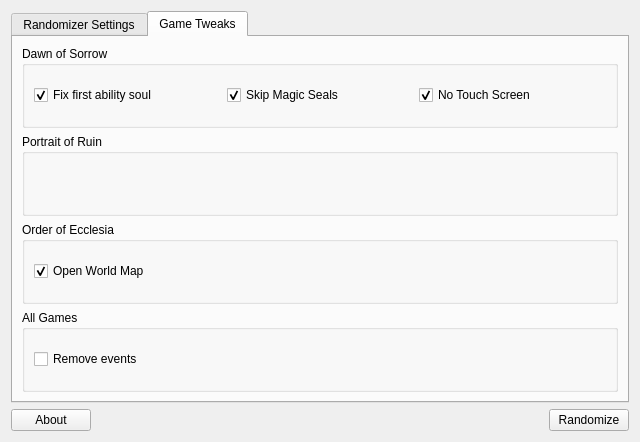
First picture: the form in randomizer.ui, repository LagoLunatic/dsvrandom, before the edit.
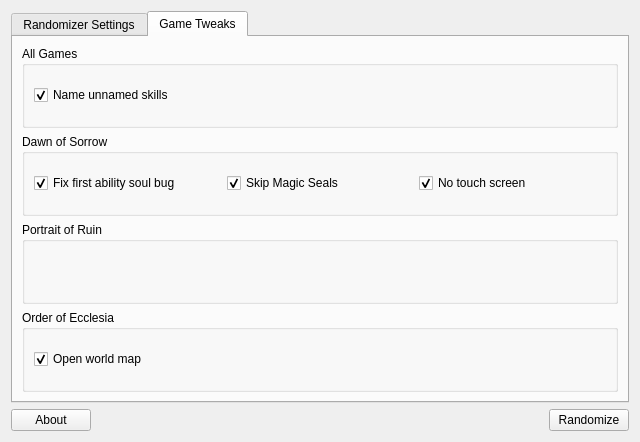
Second picture: the form after the edit. The open tabs and pages were chosen to show the change. Icons and pictures are not drawn.

Commit message: Add option to fix unnamed skills, remove "remove events" option

Patch:
```diff
--- a/randomizer.ui
+++ b/randomizer.ui
@@ -217,6 +217,25 @@
        <string>Game Tweaks</string>
       </attribute>
       <layout class="QVBoxLayout" name="verticalLayout_4">
+       <item>
+        <widget class="QGroupBox" name="groupBox_4">
+         <property name="title">
+          <string>All Games</string>
+         </property>
+         <layout class="QHBoxLayout" name="horizontalLayout_10">
+          <item>
+           <widget class="QCheckBox" name="name_unnamed_skills">
+            <property name="text">
+             <string>Name unnamed skills</string>
+            </property>
+            <property name="checked">
+             <bool>true</bool>
+            </property>
+           </widget>
+          </item>
+         </layout>
+        </widget>
+       </item>
        <item>
         <widget class="QGroupBox" name="groupBox">
          <property name="title">
@@ -226,7 +245,7 @@
           <item>
            <widget class="QCheckBox" name="fix_first_ability_soul">
             <property name="text">
-             <string>Fix first ability soul</string>
+             <string>Fix first ability soul bug</string>
             </property>
             <property name="checked">
              <bool>true</bool>
@@ -246,7 +265,7 @@
           <item>
            <widget class="QCheckBox" name="no_touch_screen">
             <property name="text">
-             <string>No Touch Screen</string>
+             <string>No touch screen</string>
             </property>
             <property name="checked">
              <bool>true</bool>
@@ -273,7 +292,7 @@
           <item>
            <widget class="QCheckBox" name="open_world_map">
             <property name="text">
-             <string>Open World Map</string>
+             <string>Open world map</string>
             </property>
             <property name="checked">
              <bool>true</bool>
@@ -283,22 +302,6 @@
          </layout>
         </widget>
        </item>
-       <item>
-        <widget class="QGroupBox" name="groupBox_4">
-         <property name="title">
-          <string>All Games</string>
-         </property>
-         <layout class="QHBoxLayout" name="horizontalLayout_10">
-          <item>
-           <widget class="QCheckBox" name="remove_events">
-            <property name="text">
-             <string>Remove events</string>
-            </property>
-           </widget>
-          </item>
-         </layout>
-        </widget>
-       </item>
       </layout>
       <zorder>groupBox_3</zorder>
       <zorder>groupBox</zorder>
```
Left out of the diff: 4 changed lines with no effect on the pictures. The commit also changes 1 other file.
